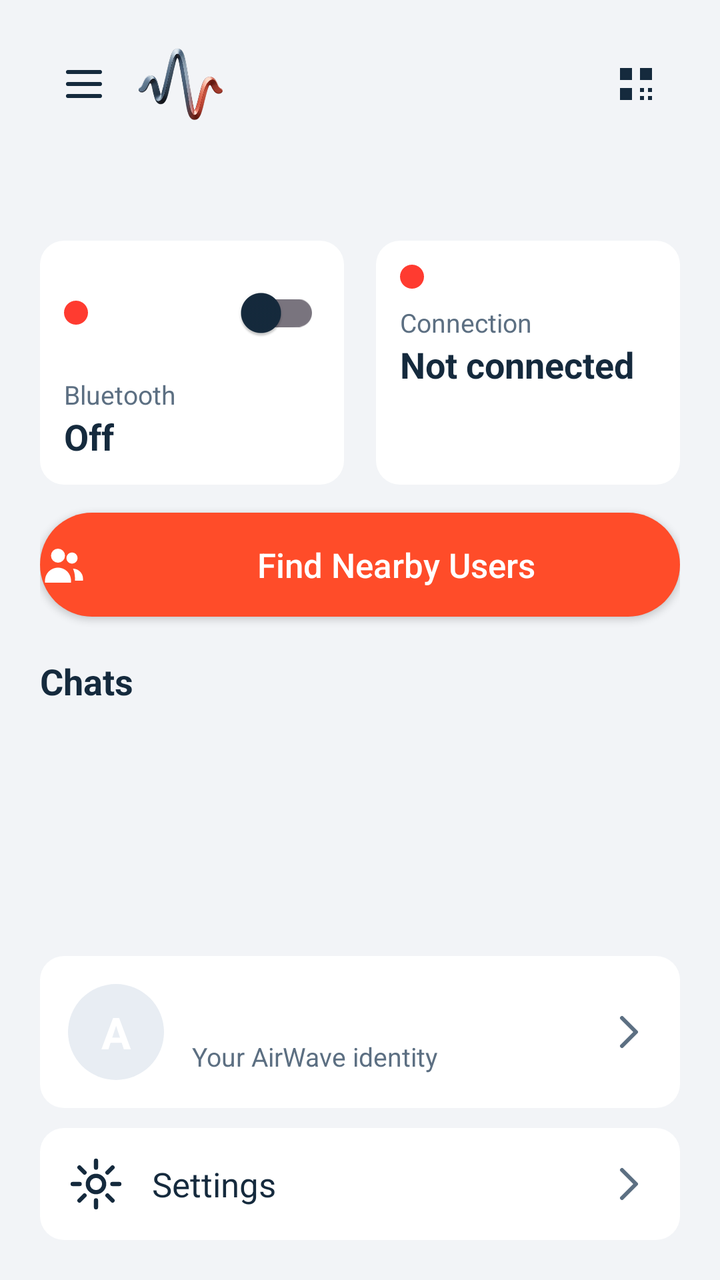
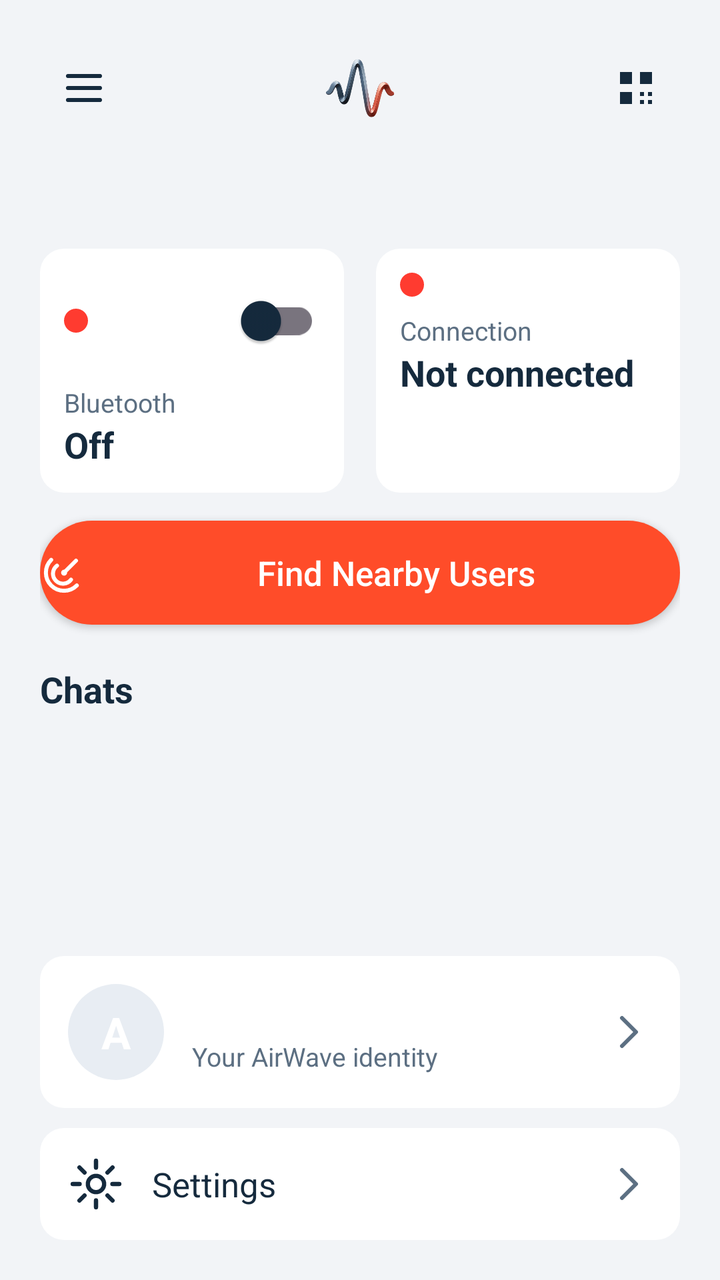

Screens rendered from an Android XML layout before and after an edit, with the pre-edit source and the edit as a unified diff.
<!-- AndroidManifest.xml: application theme Theme.AirWave -->
<!-- res/layout/activity_main.xml -->
<?xml version="1.0" encoding="utf-8"?>
<androidx.drawerlayout.widget.DrawerLayout xmlns:android="http://schemas.android.com/apk/res/android"
    android:id="@+id/drawerLayout"
    android:layout_width="match_parent"
    android:layout_height="match_parent">

    
    <LinearLayout
        android:layout_width="match_parent"
        android:layout_height="match_parent"
        android:orientation="vertical"
        android:padding="20dp">

        <LinearLayout
            android:layout_width="match_parent"
            android:layout_height="wrap_content"
            android:gravity="center_vertical"
            android:orientation="horizontal">

            <ImageButton
                android:id="@+id/menuButton"
                android:layout_width="44dp"
                android:layout_height="44dp"
                android:background="?attr/selectableItemBackgroundBorderless"
                android:contentDescription="@string/drawer_home"
                android:src="@drawable/ic_menu" />

            <ImageView
                android:layout_width="44dp"
                android:layout_height="44dp"
                android:layout_marginStart="4dp"
                android:contentDescription="@string/app_name"
                android:src="@drawable/topleftcorner" />

            <View
                android:layout_width="0dp"
                android:layout_height="1dp"
                android:layout_weight="1" />

            <ImageButton
                android:id="@+id/qrButton"
                android:layout_width="44dp"
                android:layout_height="44dp"
                android:background="?attr/selectableItemBackgroundBorderless"
                android:contentDescription="@string/my_qr"
                android:src="@drawable/ic_qr" />
        </LinearLayout>

        <TextView
            android:id="@+id/greeting"
            android:layout_width="match_parent"
            android:layout_height="wrap_content"
            android:layout_marginTop="12dp"
            android:textColor="?attr/colorOnSurface"
            android:textSize="24sp"
            android:textStyle="bold" />

        <LinearLayout
            android:layout_width="match_parent"
            android:layout_height="wrap_content"
            android:layout_marginTop="12dp"
            android:orientation="horizontal">

            <LinearLayout
                android:layout_width="0dp"
                android:layout_height="wrap_content"
                android:layout_marginEnd="8dp"
                android:layout_weight="1"
                android:background="@drawable/bg_card"
                android:orientation="vertical"
                android:padding="12dp">

                <LinearLayout
                    android:layout_width="match_parent"
                    android:layout_height="wrap_content"
                    android:gravity="center_vertical"
                    android:orientation="horizontal">

                    <ImageView
                        android:id="@+id/bluetoothDot"
                        android:layout_width="12dp"
                        android:layout_height="12dp"
                        android:src="@drawable/dot_red" />

                    <View
                        android:layout_width="0dp"
                        android:layout_height="1dp"
                        android:layout_weight="1" />

                    <androidx.appcompat.widget.SwitchCompat
                        android:id="@+id/bluetoothToggle"
                        android:layout_width="wrap_content"
                        android:layout_height="wrap_content" />
                </LinearLayout>

                <TextView
                    android:layout_width="wrap_content"
                    android:layout_height="wrap_content"
                    android:layout_marginTop="8dp"
                    android:text="@string/bluetooth"
                    android:textColor="?attr/colorOnSurfaceVariant"
                    android:textSize="13sp" />

                <TextView
                    android:id="@+id/bluetoothState"
                    android:layout_width="wrap_content"
                    android:layout_height="wrap_content"
                    android:text="@string/off"
                    android:textColor="?attr/colorOnSurface"
                    android:textSize="18sp"
                    android:textStyle="bold" />
            </LinearLayout>

            <LinearLayout
                android:layout_width="0dp"
                android:layout_height="match_parent"
                android:layout_marginStart="8dp"
                android:layout_weight="1"
                android:background="@drawable/bg_card"
                android:orientation="vertical"
                android:padding="12dp">

                <ImageView
                    android:id="@+id/connectionDot"
                    android:layout_width="12dp"
                    android:layout_height="12dp"
                    android:src="@drawable/dot_red" />

                <TextView
                    android:layout_width="wrap_content"
                    android:layout_height="wrap_content"
                    android:layout_marginTop="8dp"
                    android:text="@string/connection"
                    android:textColor="?attr/colorOnSurfaceVariant"
                    android:textSize="13sp" />

                <TextView
                    android:id="@+id/connectionState"
                    android:layout_width="wrap_content"
                    android:layout_height="wrap_content"
                    android:text="@string/not_connected"
                    android:textColor="?attr/colorOnSurface"
                    android:textSize="18sp"
                    android:textStyle="bold" />
            </LinearLayout>
        </LinearLayout>

        <Button
            android:id="@+id/findButton"
            android:layout_width="match_parent"
            android:layout_height="52dp"
            android:layout_marginTop="14dp"
            android:background="@drawable/bg_pill"
            android:backgroundTint="@null"
            android:drawableStart="@drawable/ic_people"
            android:drawablePadding="12dp"
            android:drawableTint="@android:color/white"
            android:text="@string/find_nearby"
            android:textAllCaps="false"
            android:textColor="@android:color/white"
            android:textSize="17sp" />

        <LinearLayout
            android:layout_width="match_parent"
            android:layout_height="wrap_content"
            android:layout_marginTop="20dp"
            android:gravity="center_vertical"
            android:orientation="horizontal">

            <TextView
                android:layout_width="0dp"
                android:layout_height="wrap_content"
                android:layout_weight="1"
                android:text="@string/chats"
                android:textColor="?attr/colorOnSurface"
                android:textSize="18sp"
                android:textStyle="bold" />

            <TextView
                android:id="@+id/chatsBadge"
                android:layout_width="wrap_content"
                android:layout_height="wrap_content"
                android:background="@drawable/bg_badge"
                android:paddingStart="10dp"
                android:paddingTop="4dp"
                android:paddingEnd="10dp"
                android:paddingBottom="4dp"
                android:textColor="@android:color/white"
                android:textSize="12sp"
                android:textStyle="bold"
                android:visibility="gone" />
        </LinearLayout>

        <FrameLayout
            android:layout_width="match_parent"
            android:layout_height="0dp"
            android:layout_marginTop="8dp"
            android:layout_weight="1">

            <ListView
                android:id="@+id/chatsList"
                android:layout_width="match_parent"
                android:layout_height="match_parent"
                android:clipToPadding="false"
                android:divider="@null"
                android:dividerHeight="8dp" />

            <LinearLayout
                android:id="@+id/chatsEmpty"
                android:layout_width="match_parent"
                android:layout_height="match_parent"
                android:gravity="center"
                android:orientation="vertical"
                android:visibility="gone">

                <ImageView
                    android:layout_width="56dp"
                    android:layout_height="56dp"
                    android:src="@drawable/ic_empty_chat"
                    android:tint="?attr/colorOnSurfaceVariant" />

                <TextView
                    android:layout_width="wrap_content"
                    android:layout_height="wrap_content"
                    android:layout_marginTop="8dp"
                    android:text="@string/no_chats"
                    android:textColor="?attr/colorOnSurface"
                    android:textSize="16sp"
                    android:textStyle="bold" />

                <TextView
                    android:layout_width="wrap_content"
                    android:layout_height="wrap_content"
                    android:layout_marginTop="4dp"
                    android:gravity="center"
                    android:paddingStart="32dp"
                    android:paddingEnd="32dp"
                    android:text="@string/no_chats_sub"
                    android:textColor="?attr/colorOnSurfaceVariant"
                    android:textSize="13sp" />
            </LinearLayout>
        </FrameLayout>

        <LinearLayout
            android:id="@+id/identityCard"
            android:layout_width="match_parent"
            android:layout_height="wrap_content"
            android:layout_marginTop="12dp"
            android:background="@drawable/bg_card"
            android:clickable="true"
            android:focusable="true"
            android:gravity="center_vertical"
            android:orientation="horizontal"
            android:padding="14dp">

            <FrameLayout
                android:id="@+id/identityAvatar"
                android:layout_width="48dp"
                android:layout_height="48dp"
                android:background="@drawable/avatar_circle">

                <TextView
                    android:id="@+id/identityInitial"
                    android:layout_width="match_parent"
                    android:layout_height="match_parent"
                    android:gravity="center"
                    android:text="A"
                    android:textColor="@android:color/white"
                    android:textSize="22sp"
                    android:textStyle="bold" />
            </FrameLayout>

            <LinearLayout
                android:layout_width="0dp"
                android:layout_height="wrap_content"
                android:layout_marginStart="14dp"
                android:layout_weight="1"
                android:orientation="vertical">

                <TextView
                    android:id="@+id/identityName"
                    android:layout_width="wrap_content"
                    android:layout_height="wrap_content"
                    android:textColor="?attr/colorOnSurface"
                    android:textSize="17sp"
                    android:textStyle="bold" />

                <TextView
                    android:layout_width="wrap_content"
                    android:layout_height="wrap_content"
                    android:layout_marginTop="2dp"
                    android:text="@string/your_identity"
                    android:textColor="?attr/colorOnSurfaceVariant"
                    android:textSize="13sp" />
            </LinearLayout>

            <ImageView
                android:layout_width="24dp"
                android:layout_height="24dp"
                android:src="@drawable/ic_chevron" />
        </LinearLayout>

        <LinearLayout
            android:id="@+id/settingsCard"
            android:layout_width="match_parent"
            android:layout_height="wrap_content"
            android:layout_marginTop="10dp"
            android:background="@drawable/bg_card"
            android:clickable="true"
            android:focusable="true"
            android:gravity="center_vertical"
            android:orientation="horizontal"
            android:padding="14dp">

            <ImageView
                android:layout_width="28dp"
                android:layout_height="28dp"
                android:src="@drawable/ic_gear" />

            <TextView
                android:layout_width="0dp"
                android:layout_height="wrap_content"
                android:layout_marginStart="14dp"
                android:layout_weight="1"
                android:text="@string/settings"
                android:textColor="?attr/colorOnSurface"
                android:textSize="17sp" />

            <ImageView
                android:layout_width="24dp"
                android:layout_height="24dp"
                android:src="@drawable/ic_chevron" />
        </LinearLayout>
    </LinearLayout>

    
    <ScrollView
        android:layout_width="300dp"
        android:layout_height="match_parent"
        android:layout_gravity="start"
        android:background="?attr/colorSurface">

        <LinearLayout
            android:layout_width="match_parent"
            android:layout_height="wrap_content"
            android:orientation="vertical">

            <LinearLayout
                android:layout_width="match_parent"
                android:layout_height="wrap_content"
                android:orientation="vertical"
                android:padding="20dp">

                <FrameLayout
                    android:id="@+id/drawerAvatar"
                    android:layout_width="64dp"
                    android:layout_height="64dp"
                    android:background="@drawable/avatar_circle">

                    <TextView
                        android:id="@+id/drawerInitial"
                        android:layout_width="match_parent"
                        android:layout_height="match_parent"
                        android:gravity="center"
                        android:text="A"
                        android:textColor="@android:color/white"
                        android:textSize="26sp"
                        android:textStyle="bold" />
                </FrameLayout>

                <TextView
                    android:id="@+id/drawerName"
                    android:layout_width="wrap_content"
                    android:layout_height="wrap_content"
                    android:layout_marginTop="12dp"
                    android:textColor="?attr/colorOnSurface"
                    android:textSize="18sp"
                    android:textStyle="bold" />

                <TextView
                    android:layout_width="wrap_content"
                    android:layout_height="wrap_content"
                    android:layout_marginTop="2dp"
                    android:text="@string/session_offline"
                    android:textColor="?attr/colorOnSurfaceVariant"
                    android:textSize="13sp" />
            </LinearLayout>

            <View
                android:layout_width="match_parent"
                android:layout_height="1dp"
                android:background="?attr/colorSurfaceVariant" />

            <LinearLayout
                android:id="@+id/navHome"
                android:layout_width="match_parent"
                android:layout_height="wrap_content"
                android:background="?attr/selectableItemBackground"
                android:clickable="true"
                android:focusable="true"
                android:gravity="center_vertical"
                android:orientation="horizontal"
                android:padding="16dp">

                <ImageView
                    android:layout_width="24dp"
                    android:layout_height="24dp"
                    android:src="@drawable/ic_home" />

                <TextView
                    android:layout_width="wrap_content"
                    android:layout_height="wrap_content"
                    android:layout_marginStart="16dp"
                    android:text="@string/drawer_home"
                    android:textColor="?attr/colorOnSurface"
                    android:textSize="16sp" />
            </LinearLayout>

            <LinearLayout
                android:id="@+id/navNearby"
                android:layout_width="match_parent"
                android:layout_height="wrap_content"
                android:background="?attr/selectableItemBackground"
                android:clickable="true"
                android:focusable="true"
                android:gravity="center_vertical"
                android:orientation="horizontal"
                android:padding="16dp">

                <ImageView
                    android:layout_width="24dp"
                    android:layout_height="24dp"
                    android:src="@drawable/ic_radar" />

                <TextView
                    android:layout_width="wrap_content"
                    android:layout_height="wrap_content"
                    android:layout_marginStart="16dp"
                    android:text="@string/drawer_nearby"
                    android:textColor="?attr/colorOnSurface"
                    android:textSize="16sp" />
            </LinearLayout>

            <LinearLayout
                android:id="@+id/navScanQr"
                android:layout_width="match_parent"
                android:layout_height="wrap_content"
                android:background="?attr/selectableItemBackground"
                android:clickable="true"
                android:focusable="true"
                android:gravity="center_vertical"
                android:orientation="horizontal"
                android:padding="16dp">

                <ImageView
                    android:layout_width="24dp"
                    android:layout_height="24dp"
                    android:src="@drawable/ic_scan" />

                <TextView
                    android:layout_width="wrap_content"
                    android:layout_height="wrap_content"
                    android:layout_marginStart="16dp"
                    android:text="@string/drawer_scan_qr"
                    android:textColor="?attr/colorOnSurface"
                    android:textSize="16sp" />
            </LinearLayout>

            <LinearLayout
                android:id="@+id/navIdentity"
                android:layout_width="match_parent"
                android:layout_height="wrap_content"
                android:background="?attr/selectableItemBackground"
                android:clickable="true"
                android:focusable="true"
                android:gravity="center_vertical"
                android:orientation="horizontal"
                android:padding="16dp">

                <ImageView
                    android:layout_width="24dp"
                    android:layout_height="24dp"
                    android:src="@drawable/ic_person" />

                <TextView
                    android:layout_width="wrap_content"
                    android:layout_height="wrap_content"
                    android:layout_marginStart="16dp"
                    android:text="@string/drawer_identity"
                    android:textColor="?attr/colorOnSurface"
                    android:textSize="16sp" />
            </LinearLayout>

            <LinearLayout
                android:id="@+id/navMyQr"
                android:layout_width="match_parent"
                android:layout_height="wrap_content"
                android:background="?attr/selectableItemBackground"
                android:clickable="true"
                android:focusable="true"
                android:gravity="center_vertical"
                android:orientation="horizontal"
                android:padding="16dp">

                <ImageView
                    android:layout_width="24dp"
                    android:layout_height="24dp"
                    android:src="@drawable/ic_qr" />

                <TextView
                    android:layout_width="wrap_content"
                    android:layout_height="wrap_content"
                    android:layout_marginStart="16dp"
                    android:text="@string/drawer_my_qr"
                    android:textColor="?attr/colorOnSurface"
                    android:textSize="16sp" />
            </LinearLayout>

            <LinearLayout
                android:id="@+id/navSettings"
                android:layout_width="match_parent"
                android:layout_height="wrap_content"
                android:background="?attr/selectableItemBackground"
                android:clickable="true"
                android:focusable="true"
                android:gravity="center_vertical"
                android:orientation="horizontal"
                android:padding="16dp">

                <ImageView
                    android:layout_width="24dp"
                    android:layout_height="24dp"
                    android:src="@drawable/ic_gear" />

                <TextView
                    android:layout_width="wrap_content"
                    android:layout_height="wrap_content"
                    android:layout_marginStart="16dp"
                    android:text="@string/drawer_settings"
                    android:textColor="?attr/colorOnSurface"
                    android:textSize="16sp" />
            </LinearLayout>

            <LinearLayout
                android:id="@+id/navAbout"
                android:layout_width="match_parent"
                android:layout_height="wrap_content"
                android:background="?attr/selectableItemBackground"
                android:clickable="true"
                android:focusable="true"
                android:gravity="center_vertical"
                android:orientation="horizontal"
                android:padding="16dp">

                <ImageView
                    android:layout_width="24dp"
                    android:layout_height="24dp"
                    android:src="@drawable/ic_info" />

                <TextView
                    android:layout_width="wrap_content"
                    android:layout_height="wrap_content"
                    android:layout_marginStart="16dp"
                    android:text="@string/drawer_about"
                    android:textColor="?attr/colorOnSurface"
                    android:textSize="16sp" />
            </LinearLayout>

            
            <LinearLayout
                android:id="@+id/navHistory"
                android:layout_width="match_parent"
                android:layout_height="wrap_content"
                android:background="?attr/selectableItemBackground"
                android:clickable="true"
                android:focusable="true"
                android:gravity="center_vertical"
                android:orientation="horizontal"
                android:padding="16dp">

                <ImageView
                    android:layout_width="24dp"
                    android:layout_height="24dp"
                    android:src="@drawable/ic_history" />

                <TextView
                    android:layout_width="wrap_content"
                    android:layout_height="wrap_content"
                    android:layout_marginStart="16dp"
                    android:text="@string/history"
                    android:textColor="?attr/colorOnSurface"
                    android:textSize="16sp" />
            </LinearLayout>

            <View
                android:layout_width="match_parent"
                android:layout_height="24dp" />
        </LinearLayout>
    </ScrollView>
</androidx.drawerlayout.widget.DrawerLayout>
<!-- resources referenced by this layout -->
<resources>
  <!-- drawable avatar_circle (drawable) -->
  <?xml version="1.0" encoding="utf-8"?>
  <shape xmlns:android="http://schemas.android.com/apk/res/android" android:shape="oval">
      <solid android:color="?attr/colorSurfaceVariant" />
  </shape>
  <!-- drawable bg_badge (drawable) -->
  <?xml version="1.0" encoding="utf-8"?>
  <shape xmlns:android="http://schemas.android.com/apk/res/android" android:shape="oval">
      <solid android:color="?attr/colorPrimary" />
  </shape>
  <!-- drawable bg_card (drawable) -->
  <?xml version="1.0" encoding="utf-8"?>
  <shape xmlns:android="http://schemas.android.com/apk/res/android" android:shape="rectangle">
      <corners android:radius="12dp" />
      <solid android:color="?attr/colorSurface" />
  </shape>
  <!-- drawable bg_pill (drawable) -->
  <?xml version="1.0" encoding="utf-8"?>
  <shape xmlns:android="http://schemas.android.com/apk/res/android" android:shape="rectangle">
      <corners android:radius="28dp" />
      <solid android:color="?attr/colorPrimary" />
  </shape>
  <!-- drawable dot_red (drawable) -->
  <?xml version="1.0" encoding="utf-8"?>
  <shape xmlns:android="http://schemas.android.com/apk/res/android" android:shape="oval">
      <solid android:color="@color/danger" />
      <size android:width="12dp" android:height="12dp" />
  </shape>
  <!-- drawable ic_people (drawable) -->
  <vector xmlns:android="http://schemas.android.com/apk/res/android"
      android:width="24dp" android:height="24dp"
      android:viewportWidth="24" android:viewportHeight="24">
      <path
          android:fillColor="@android:color/white"
          android:pathData="M9,11a3.5,3.5 0 1,0 0,-7a3.5,3.5 0 1,0 0,7z M2.5,20c0,-3.6 2.9,-6.5 6.5,-6.5s6.5,2.9 6.5,6.5v1h-13z M16,11.5a2.8,2.8 0 1,0 0,-5.6a2.8,2.8 0 1,0 0,5.6z M16.5,14c2.8,0 5,2.3 5,5v1h-4v-1c0,-2 -0.4,-3.7 -1,-5z" />
  </vector>
  <!-- drawable ic_qr (drawable) -->
  <vector xmlns:android="http://schemas.android.com/apk/res/android"
      android:width="24dp" android:height="24dp"
      android:viewportWidth="24" android:viewportHeight="24">
      <path
          android:fillColor="?attr/colorOnSurface"
          android:pathData="M4,4h6v6H4z M14,4h6v6h-6z M4,14h6v6H4z M14,14h2v2h-2z M18,14h2v2h-2z M14,18h2v2h-2z M18,18h2v2h-2z" />
  </vector>
  <string name="app_name">AirWave</string>
  <string name="bluetooth">Bluetooth</string>
  <string name="chats">Chats</string>
  <string name="connection">Connection</string>
  <string name="drawer_about">About</string>
  <string name="drawer_home">Home</string>
  <string name="drawer_identity">Identity</string>
  <string name="drawer_my_qr">My QR</string>
  <string name="drawer_nearby">Nearby</string>
  <string name="drawer_scan_qr">Scan QR</string>
  <string name="drawer_settings">Settings</string>
  <string name="find_nearby">Find Nearby Users</string>
  <string name="history">History</string>
  <string name="my_qr">My AirWave QR</string>
  <string name="no_chats">No chats yet</string>
  <string name="no_chats_sub">Connect with someone nearby to start chatting</string>
  <string name="not_connected">Not connected</string>
  <string name="off">Off</string>
  <string name="session_offline">Session · Offline</string>
  <string name="settings">Settings</string>
  <string name="your_identity">Your AirWave identity</string>
  <color name="danger">#FF3B30</color>
  <color name="accent">#FF4C29</color>
  <color name="bg">#F2F4F7</color>
  <color name="card">#FFFFFF</color>
  <color name="text_primary">#152A3D</color>
  <color name="card2">#E8EDF3</color>
  <color name="text_secondary">#5C6F82</color>
  <style name="AirWaveWindowAnim">
          <item name="android:activityOpenEnterAnimation">@anim/slide_in_right</item>
          <item name="android:activityOpenExitAnimation">@anim/slide_out_left</item>
          <item name="android:activityCloseEnterAnimation">@anim/slide_in_left</item>
          <item name="android:activityCloseExitAnimation">@anim/slide_out_right</item>
      </style>
  <!-- unchanged entries left out for length: 12 -->
</resources>

<!-- the commit's change to res/layout/activity_main.xml (unified diff, before → after) -->
@@ -11,40 +11,37 @@
         android:orientation="vertical"
         android:padding="20dp">
 
-        <LinearLayout
-            android:layout_width="match_parent"
-            android:layout_height="wrap_content"
-            android:gravity="center_vertical"
-            android:orientation="horizontal">
+        
+        <FrameLayout
+            android:layout_width="match_parent"
+            android:layout_height="48dp">
 
             <ImageButton
                 android:id="@+id/menuButton"
                 android:layout_width="44dp"
                 android:layout_height="44dp"
+                android:layout_gravity="start|center_vertical"
                 android:background="?attr/selectableItemBackgroundBorderless"
                 android:contentDescription="@string/drawer_home"
                 android:src="@drawable/ic_menu" />
 
             <ImageView
-                android:layout_width="44dp"
-                android:layout_height="44dp"
-                android:layout_marginStart="4dp"
+                android:layout_width="wrap_content"
+                android:layout_height="30dp"
+                android:layout_gravity="center"
+                android:adjustViewBounds="true"
                 android:contentDescription="@string/app_name"
                 android:src="@drawable/topleftcorner" />
-
-            <View
-                android:layout_width="0dp"
-                android:layout_height="1dp"
-                android:layout_weight="1" />
 
             <ImageButton
                 android:id="@+id/qrButton"
                 android:layout_width="44dp"
                 android:layout_height="44dp"
+                android:layout_gravity="end|center_vertical"
                 android:background="?attr/selectableItemBackgroundBorderless"
                 android:contentDescription="@string/my_qr"
                 android:src="@drawable/ic_qr" />
-        </LinearLayout>
+        </FrameLayout>
 
         <TextView
             android:id="@+id/greeting"
@@ -152,7 +149,7 @@
             android:layout_marginTop="14dp"
             android:background="@drawable/bg_pill"
             android:backgroundTint="@null"
-            android:drawableStart="@drawable/ic_people"
+            android:drawableStart="@drawable/ic_radar"
             android:drawablePadding="12dp"
             android:drawableTint="@android:color/white"
             android:text="@string/find_nearby"
<!-- resource entries referenced after the edit -->
@@ -28,14 +28,6 @@
       <solid android:color="@color/danger" />
       <size android:width="12dp" android:height="12dp" />
   </shape>
-  <!-- drawable ic_people (drawable) -->
-  <vector xmlns:android="http://schemas.android.com/apk/res/android"
-      android:width="24dp" android:height="24dp"
-      android:viewportWidth="24" android:viewportHeight="24">
-      <path
-          android:fillColor="@android:color/white"
-          android:pathData="M9,11a3.5,3.5 0 1,0 0,-7a3.5,3.5 0 1,0 0,7z M2.5,20c0,-3.6 2.9,-6.5 6.5,-6.5s6.5,2.9 6.5,6.5v1h-13z M16,11.5a2.8,2.8 0 1,0 0,-5.6a2.8,2.8 0 1,0 0,5.6z M16.5,14c2.8,0 5,2.3 5,5v1h-4v-1c0,-2 -0.4,-3.7 -1,-5z" />
-  </vector>
   <!-- drawable ic_qr (drawable) -->
   <vector xmlns:android="http://schemas.android.com/apk/res/android"
       android:width="24dp" android:height="24dp"
